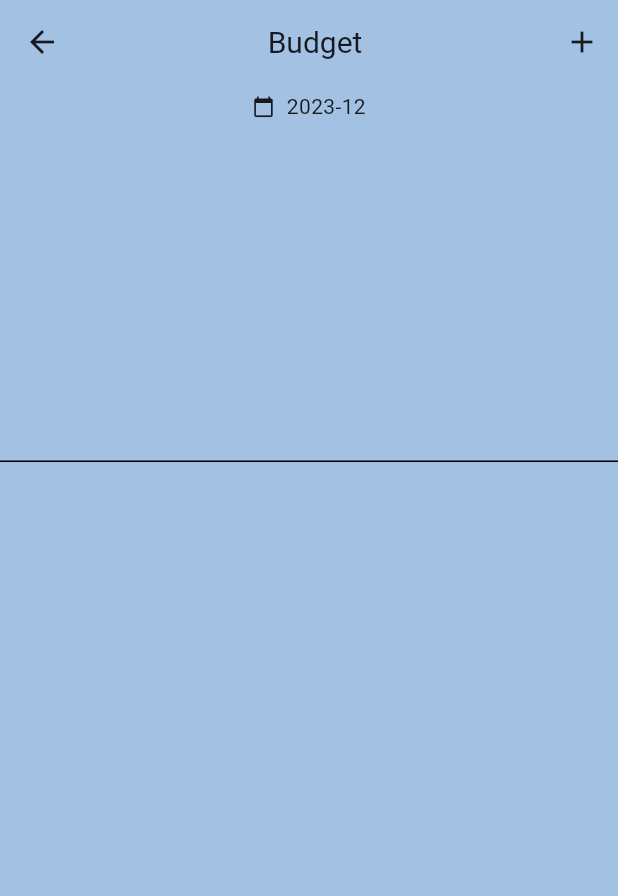
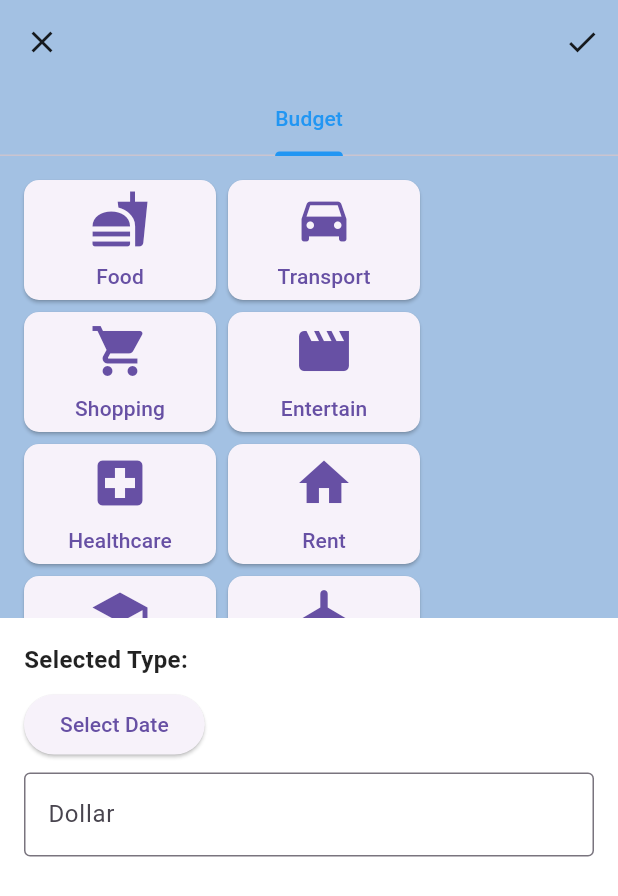
Before and after one commit to Lana0211/FMS, a Flutter app: the BudgetScreen screen opened directly, after a tap on the "add" icon, on a phone screen of 412 x 824 dp. Shown: the top 896 px of the screen. Run offline on Flutter 3.47's test engine with Material 3 defaults, Android fonts, the phone set to English and light mode, and no system bars; our stand-ins replace fl_chart, month_picker_dialog, shared_preferences; accounts and stored records are empty; network calls fail; Roboto replaces fonts that are missing (Montserrat).

Commit message:
add budget_add

```diff
--- a/lib/budget.dart
+++ b/lib/budget.dart
@@ -4,6 +4,7 @@ import 'package:month_picker_dialog/month_picker_dialog.dart';
 import 'dart:convert';
 import 'package:http/http.dart' as http;
 import 'dart:math' as math;
+import 'budget_add.dart';
 
 class BudgetScreen extends StatefulWidget {
   @override
@@ -258,16 +259,16 @@ class BarData {
 }
 
 void _navigateToBudgetAdd(BuildContext context) {
-  // Navigator.push(
-  //   context,
-  //   MaterialPageRoute(builder: (context) => BudgetAddScreen()),
-  // ).then((value) {
-  //   // Handle the result when the BudgetAddScreen page is popped.
-  //   if (value != null) {
-  //     // Assuming value is the newly added budget data.
-  //     // You can handle the data as needed.
-  //     // For example, update the UI with the new data.
-  //     // Update the budgets list and any other necessary data.
-  //   }
-  // });
+  Navigator.push(
+    context,
+    MaterialPageRoute(builder: (context) => BudgetAddScreen()),
+  ).then((value) {
+    // Handle the result when the BudgetAddScreen page is popped.
+    if (value != null) {
+      // Assuming value is the newly added budget data.
+      // You can handle the data as needed.
+      // For example, update the UI with the new data.
+      // Update the budgets list and any other necessary data.
+    }
+  });
 }
--- /dev/null
+++ b/lib/budget_add.dart
@@ -0,0 +1,243 @@
+import 'package:flutter/material.dart';
+import 'package:flutter/services.dart';
+
+class BudgetAddScreen extends StatefulWidget {
+  @override
+  _BudgetAddScreenState createState() => _BudgetAddScreenState();
+}
+
+class _BudgetAddScreenState extends State<BudgetAddScreen>
+    with SingleTickerProviderStateMixin {
+  TabController? _tabController;
+  String selectedType = '';
+  List<String> expenditureTypes = [
+    'Food',
+    'Transport',
+    'Shopping',
+    'Entertain',
+    'Healthcare',
+    'Rent',
+    'Education',
+    'Travel',
+    'Gifts',
+    'Insurance',
+    'Technology',
+    'Clothing',
+    'Hobbies',
+    'Others',
+  ];
+
+  List<IconData> expenditureIcons = [
+    Icons.fastfood,        // Food
+    Icons.directions_car,  // Transportation
+    Icons.shopping_cart,   // Shopping
+    Icons.movie,           // Entertainment
+    Icons.local_hospital,  // Healthcare
+    Icons.home,            // Rent
+    Icons.school,          // Education
+    Icons.airplanemode_active, // Travel
+    Icons.card_giftcard,   // Gifts
+    Icons.local_hospital,  // Insurance
+    Icons.devices,         // Technology
+    Icons.shopping_bag,    // Clothing
+    Icons.brush,           // Hobbies
+    Icons.category,        // Others
+  ];
+
+  TextEditingController remarkController = TextEditingController();
+  TextEditingController dollarController = TextEditingController();
+  TextEditingController typeController = TextEditingController();
+  TextEditingController dateController = TextEditingController();
+
+  @override
+  void initState() {
+    super.initState();
+    _tabController = TabController(length: 1, vsync: this);
+  }
+
+  @override
+  Widget build(BuildContext context) {
+    return DefaultTabController(
+      length: 1,
+      child: WillPopScope(
+        onWillPop: _onWillPop,
+        child: Scaffold(
+          appBar: AppBar(
+            leading: IconButton(
+              icon: const Icon(Icons.close),
+              onPressed: () {
+                Navigator.of(context).pop();
+              },
+            ),
+            actions: [
+              IconButton(
+                icon: const Icon(Icons.check),
+                onPressed: () {
+                  // TODO: Add logic to save data and return to homepage
+                  _saveDataAndReturnToHomePage();
+                },
+              ),
+            ],
+            bottom: TabBar(
+              controller: _tabController,
+              tabs: const [
+                Tab(text: 'Budget'),
+              ],
+              labelColor: Colors.blue,
+              unselectedLabelColor: Colors.grey,
+              indicatorColor: Colors.blue,
+            ),
+          ),
+          body: TabBarView(
+            controller: _tabController,
+            children: [
+              SingleChildScrollView(
+                child: _buildTypeSelection(expenditureTypes, expenditureIcons),
+              ),
+            ],
+          ),
+          bottomNavigationBar: _buildBottomNavigationBar(),
+        ),
+      ),
+    );
+  }
+
+  Future<bool> _onWillPop() async {
+    // Handle the case when the user presses the back button
+    // You can add additional logic here if needed
+    return true; // Return true to allow pop
+  }
+
+  Widget _buildTypeSelection(List<String> types, List<IconData> icons) {
+    return Padding(
+      padding: const EdgeInsets.all(16.0),
+      child: Column(
+        crossAxisAlignment: CrossAxisAlignment.start,
+        children: [
+          // Generate type buttons
+          Wrap(
+            spacing: 8.0,
+            runSpacing: 8.0,
+            children: List.generate(types.length, (index) {
+              String type = types[index];
+              IconData icon = icons[index];
+
+              return ElevatedButton(
+                onPressed: () {
+                  setState(() {
+                    selectedType = type;
+                  });
+                },
+                style: ElevatedButton.styleFrom(
+                  shape: RoundedRectangleBorder(
+                    borderRadius: BorderRadius.circular(10.0),
+                  ),
+                ),
+                child: Container(
+                  width: 80,
+                  height: 80,
+                  alignment: Alignment.center,
+                  child: Column(
+                    mainAxisAlignment: MainAxisAlignment.center,
+                    children: [
+                      Icon(
+                        icon,
+                        size: 40,
+                      ),
+                      const SizedBox(height: 8),
+                      Text(type),
+                    ],
+                  ),
+                ),
+              );
+            }),
+          ),
+        ],
+      ),
+    );
+  }
+
+  Widget _buildBottomNavigationBar() {
+    return Container(
+      height: MediaQuery.of(context).size.height / 2,
+      width: MediaQuery.of(context).size.width,
+      color: Colors.white,
+      child: SingleChildScrollView(
+        child: Padding(
+          padding: const EdgeInsets.all(16.0),
+          child: Column(
+            crossAxisAlignment: CrossAxisAlignment.start,
+            children: [
+              // Selected Type
+              Text(
+                'Selected Type: $selectedType',
+                style: const TextStyle(fontSize: 16, fontWeight: FontWeight.bold),
+              ),
+              // Display selected type at the bottom
+              const SizedBox(height: 8),
+              // Date
+              Row(
+                children: [
+                  ElevatedButton(
+                    onPressed: () => _selectDate(context),
+                    child: const Text('Select Date'),
+                  ),
+                  const SizedBox(width: 8),
+                  Text(
+                    '${dateController.text}',
+                    style: const TextStyle(fontSize: 16),
+                  ),
+                ],
+              ),
+              const SizedBox(height: 8),
+              // Dollar
+              TextField(
+                controller: dollarController,
+                keyboardType: TextInputType.number,
+                inputFormatters: <TextInputFormatter>[ //只能輸入數字
+                  FilteringTextInputFormatter.digitsOnly,
+                ],
+                decoration: const InputDecoration(
+                  labelText: 'Dollar',
+                  border: OutlineInputBorder(),
+                ),
+              ),
+              const SizedBox(height: 8),
+            ],
+          ),
+        ),
+      ),
+    );
+  }
+
+  Future<void> _selectDate(BuildContext context) async {
+    final DateTime? picked = await showDatePicker(
+      context: context,
+      initialDate: DateTime.now(),
+      firstDate: DateTime(2000),
+      lastDate: DateTime(2101),
+    );
+    if (picked != null) {
+      // 格式化選擇的日期，只保留日期部分
+      final formattedDate = "${picked.year}-${picked.month}-${picked.day}";
+      setState(() {
+        dateController.text = formattedDate;
+      });
+    }
+  }
+
+  Future<void> _saveDataAndReturnToHomePage() async {
+    // TODO: Add logic to save data to the database
+    // Simulate a delay (replace with your actual saving logic)
+    await Future.delayed(const Duration(seconds: 2));
+
+    // Navigate back to the home page
+    Navigator.of(context).pop();
+  }
+
+  @override
+  void dispose() {
+    _tabController?.dispose();
+    super.dispose();
+  }
+}
```
